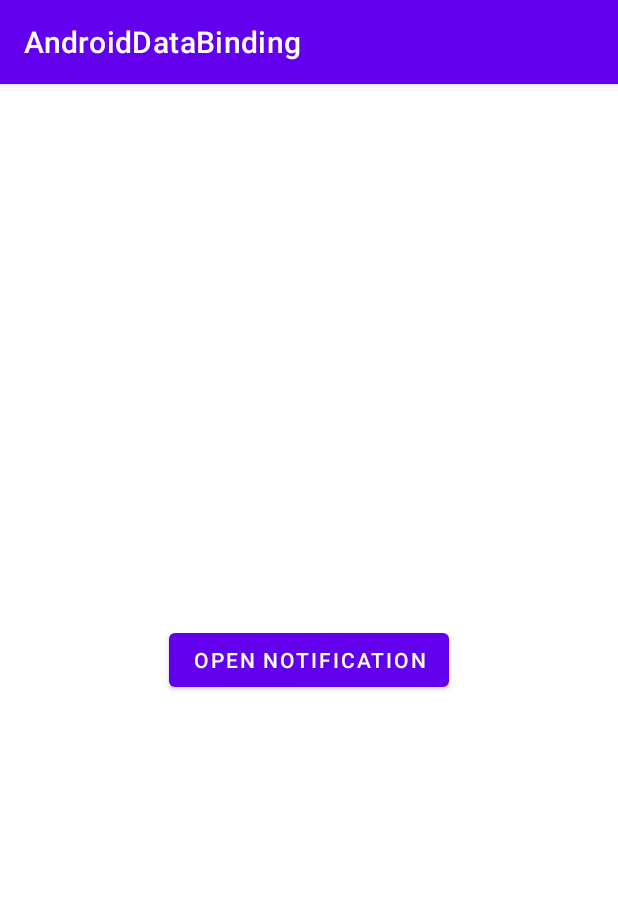
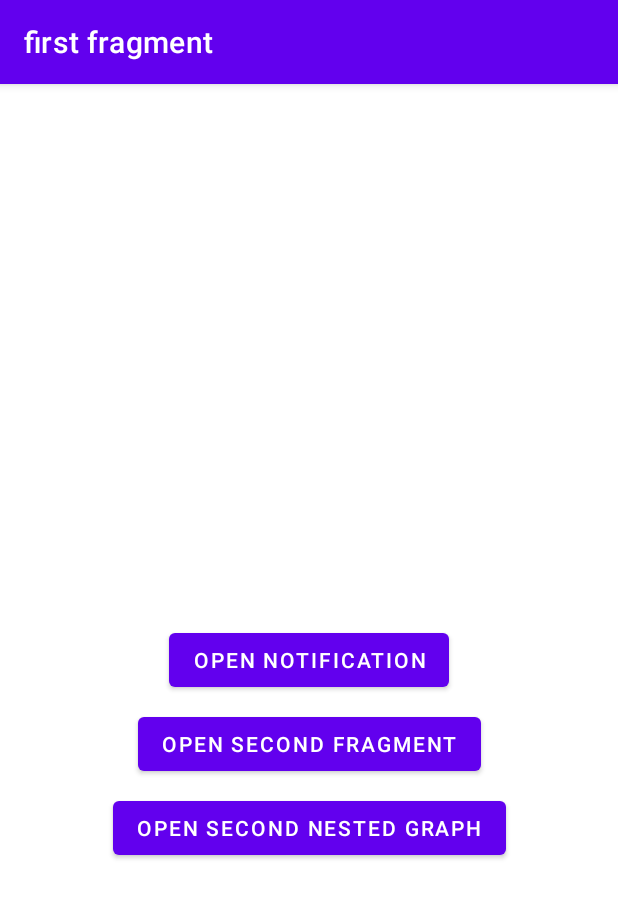
Before and after one commit to juarezRoberto/android-data-binding, an Android app: the screen it shows after launch (FirstActivity before the commit, StartActivity after it), after a tap on "OPEN NOTIFICATION", on a phone screen of 412 x 824 dp. Shown: the top 898 px of the screen. Run offline under Robolectric (Android 15) with nearby library versions, the phone set to English and light mode, and no system bars; our stand-ins replace data binding, navigation-ui.

Commit message:
:sparkles: implement nested graph

```diff
--- a/app/src/main/AndroidManifest.xml
+++ b/app/src/main/AndroidManifest.xml
@@ -15,7 +15,7 @@
         android:theme="@style/Theme.AndroidDataBinding"
         tools:targetApi="31">
         <activity
-            android:name=".FirstActivity"
+            android:name=".StartActivity"
             android:exported="true">
             <intent-filter>
                 <action android:name="android.intent.action.MAIN" />
--- a/app/src/main/java/com/juarez/android/databinding/FirstActivity.kt
+++ /dev/null
@@ -1,11 +0,0 @@
-package com.juarez.android.databinding
-
-import androidx.appcompat.app.AppCompatActivity
-import android.os.Bundle
-
-class FirstActivity : AppCompatActivity() {
-    override fun onCreate(savedInstanceState: Bundle?) {
-        super.onCreate(savedInstanceState)
-        setContentView(R.layout.activity_first)
-    }
-}
--- /dev/null
+++ b/app/src/main/java/com/juarez/android/databinding/StartActivity.kt
@@ -0,0 +1,40 @@
+package com.juarez.android.databinding
+
+import android.os.Bundle
+import androidx.appcompat.app.AppCompatActivity
+import androidx.databinding.DataBindingUtil
+import androidx.navigation.findNavController
+import androidx.navigation.fragment.NavHostFragment
+import androidx.navigation.ui.setupActionBarWithNavController
+import com.juarez.android.databinding.databinding.ActivityStartBinding
+
+class StartActivity : AppCompatActivity() {
+    private lateinit var binding: ActivityStartBinding
+
+    override fun onCreate(savedInstanceState: Bundle?) {
+        super.onCreate(savedInstanceState)
+        binding = DataBindingUtil.setContentView(this, R.layout.activity_start)
+
+        val navHostFragment = supportFragmentManager
+            .findFragmentById(binding.navHostFragment.id) as NavHostFragment
+        setupActionBarWithNavController(navHostFragment.navController)
+
+        val navController = navHostFragment.navController
+
+        navController.addOnDestinationChangedListener { _, destionation, _ ->
+            when (destionation.id) {
+                R.id.firstFragment -> {
+//                    window?.navigationBarColor = ContextCompat.getColor(this, R.color.teal_200)
+//                    window?.statusBarColor = ContextCompat.getColor(this, R.color.teal_200)
+                }
+                else -> Unit
+            }
+
+        }
+    }
+
+    override fun onSupportNavigateUp(): Boolean {
+        val navController = findNavController(binding.navHostFragment.id)
+        return navController.navigateUp() || super.onSupportNavigateUp()
+    }
+}
--- a/app/src/main/java/com/juarez/android/databinding/fragments/FirstFragment.kt
+++ b/app/src/main/java/com/juarez/android/databinding/fragments/FirstFragment.kt
@@ -2,6 +2,8 @@ package com.juarez.android.databinding.fragments
 
 import android.os.Bundle
 import android.view.View
+import androidx.core.os.bundleOf
+import androidx.navigation.findNavController
 import com.juarez.android.databinding.BaseFragment
 import com.juarez.android.databinding.R
 import com.juarez.android.databinding.databinding.FragmentFirstBinding
@@ -14,7 +16,20 @@ class FirstFragment : BaseFragment<FragmentFirstBinding>(R.layout.fragment_first
         super.onViewCreated(view, savedInstanceState)
 
         binding.btnOpenNotification.setOnClickListener {
-            Notification(requireContext()).show()
+            Notification(
+                requireContext(),
+                bundleOf("foo" to "foo", "bar" to "bar")
+            ).show()
+        }
+
+        binding.btnOpenSecondFragment.setOnClickListener {
+            val action = FirstFragmentDirections.actionFirstFragmentToSecondFragment("foo", "bar")
+            it.findNavController().navigate(action)
+        }
+
+        binding.btnOpenSecondNestedGraph.setOnClickListener {
+            val action = FirstFragmentDirections.actionFirstFragmentToSecondNavGraph()
+            it.findNavController().navigate(action)
         }
     }
 }
--- a/app/src/main/java/com/juarez/android/databinding/notifications/Notification.kt
+++ b/app/src/main/java/com/juarez/android/databinding/notifications/Notification.kt
@@ -3,12 +3,14 @@ package com.juarez.android.databinding.notifications
 import android.app.NotificationManager
 import android.app.PendingIntent
 import android.content.Context
+import android.os.Bundle
 import androidx.core.app.NotificationCompat
 import androidx.navigation.NavDeepLinkBuilder
 import com.juarez.android.databinding.R
 
 class Notification(
-    private val context: Context
+    private val context: Context,
+    private val args: Bundle
 ) {
     private val notificationManager =
         context.getSystemService(Context.NOTIFICATION_SERVICE) as NotificationManager
@@ -28,8 +30,9 @@ class Notification(
 
     private fun createIntentPending(): PendingIntent {
         return NavDeepLinkBuilder(context)
-            .setGraph(R.navigation.main_nav_graph)
-            .setDestination(R.id.secondFragment)
+            .setGraph(R.navigation.root_nav_graph)
+            .setDestination(R.id.thirdFragment)
+            .setArguments(args)
             .createPendingIntent()
     }
 }
--- a/app/src/main/res/layout/activity_first.xml
+++ /dev/null
@@ -1,21 +0,0 @@
-<?xml version="1.0" encoding="utf-8"?>
-<androidx.constraintlayout.widget.ConstraintLayout xmlns:android="http://schemas.android.com/apk/res/android"
-    xmlns:app="http://schemas.android.com/apk/res-auto"
-    xmlns:tools="http://schemas.android.com/tools"
-    android:layout_width="match_parent"
-    android:layout_height="match_parent"
-    tools:context=".FirstActivity">
-
-    <androidx.fragment.app.FragmentContainerView
-        android:id="@+id/nav_host"
-        android:layout_width="0dp"
-        android:layout_height="0dp"
-        app:defaultNavHost="true"
-        app:navGraph="@navigation/main_nav_graph"
-        android:name="androidx.navigation.fragment.NavHostFragment"
-        app:layout_constraintBottom_toBottomOf="parent"
-        app:layout_constraintEnd_toEndOf="parent"
-        app:layout_constraintStart_toStartOf="parent"
-        app:layout_constraintTop_toTopOf="parent" />
-
-</androidx.constraintlayout.widget.ConstraintLayout>
--- /dev/null
+++ b/app/src/main/res/layout/activity_start.xml
@@ -0,0 +1,28 @@
+<?xml version="1.0" encoding="utf-8"?>
+<layout xmlns:android="http://schemas.android.com/apk/res/android"
+    xmlns:app="http://schemas.android.com/apk/res-auto"
+    xmlns:tools="http://schemas.android.com/tools">
+
+    <data>
+
+    </data>
+
+    <androidx.constraintlayout.widget.ConstraintLayout
+        android:layout_width="match_parent"
+        android:layout_height="match_parent"
+        tools:context=".StartActivity">
+
+        <androidx.fragment.app.FragmentContainerView
+            android:id="@+id/nav_host_fragment"
+            android:layout_width="0dp"
+            android:layout_height="0dp"
+            app:defaultNavHost="true"
+            app:navGraph="@navigation/root_nav_graph"
+            android:name="androidx.navigation.fragment.NavHostFragment"
+            app:layout_constraintBottom_toBottomOf="parent"
+            app:layout_constraintEnd_toEndOf="parent"
+            app:layout_constraintStart_toStartOf="parent"
+            app:layout_constraintTop_toTopOf="parent" />
+
+    </androidx.constraintlayout.widget.ConstraintLayout>
+</layout>
--- a/app/src/main/res/layout/fragment_first.xml
+++ b/app/src/main/res/layout/fragment_first.xml
@@ -21,5 +21,25 @@
             app:layout_constraintEnd_toEndOf="parent"
             app:layout_constraintStart_toStartOf="parent"
             app:layout_constraintTop_toTopOf="parent" />
+
+        <Button
+            android:id="@+id/btnOpenSecondFragment"
+            android:layout_width="wrap_content"
+            android:layout_height="wrap_content"
+            android:layout_marginTop="8dp"
+            android:text="Open second fragment"
+            app:layout_constraintEnd_toEndOf="parent"
+            app:layout_constraintStart_toStartOf="parent"
+            app:layout_constraintTop_toBottomOf="@+id/btnOpenNotification" />
+
+        <Button
+            android:id="@+id/btnOpenSecondNestedGraph"
+            android:layout_width="wrap_content"
+            android:layout_height="wrap_content"
+            android:layout_marginTop="8dp"
+            android:text="open Second Nested Graph"
+            app:layout_constraintEnd_toEndOf="parent"
+            app:layout_constraintStart_toStartOf="parent"
+            app:layout_constraintTop_toBottomOf="@+id/btnOpenSecondFragment" />
     </androidx.constraintlayout.widget.ConstraintLayout>
 </layout>
--- a/app/src/main/res/navigation/main_nav_graph.xml
+++ /dev/null
@@ -1,18 +0,0 @@
-<?xml version="1.0" encoding="utf-8"?>
-<navigation xmlns:android="http://schemas.android.com/apk/res/android"
-    xmlns:app="http://schemas.android.com/apk/res-auto"
-    xmlns:tools="http://schemas.android.com/tools"
-    android:id="@+id/main_nav_graph"
-    app:startDestination="@id/firstFragment">
-
-    <fragment
-        android:id="@+id/firstFragment"
-        android:name="com.juarez.android.databinding.fragments.FirstFragment"
-        android:label="fragment_first"
-        tools:layout="@layout/fragment_first" />
-    <fragment
-        android:id="@+id/secondFragment"
-        android:name="com.juarez.android.databinding.fragments.SecondFragment"
-        android:label="fragment_second"
-        tools:layout="@layout/fragment_second" />
-</navigation>
--- /dev/null
+++ b/app/src/main/res/navigation/root_nav_graph.xml
@@ -0,0 +1,36 @@
+<?xml version="1.0" encoding="utf-8"?>
+<navigation xmlns:android="http://schemas.android.com/apk/res/android"
+    xmlns:app="http://schemas.android.com/apk/res-auto"
+    xmlns:tools="http://schemas.android.com/tools"
+    android:id="@+id/main_nav_graph"
+    app:startDestination="@id/firstFragment">
+
+    <fragment
+        android:id="@+id/firstFragment"
+        android:name="com.juarez.android.databinding.fragments.FirstFragment"
+        android:label="first fragment"
+        tools:layout="@layout/fragment_first">
+        <action
+            android:id="@+id/action_firstFragment_to_secondFragment"
+            app:destination="@id/secondFragment" />
+        <action
+            android:id="@+id/action_firstFragment_to_second_nav_graph"
+            app:destination="@id/second_nav_graph" />
+    </fragment>
+    <fragment
+        android:id="@+id/secondFragment"
+        android:name="com.juarez.android.databinding.fragments.SecondFragment"
+        android:label="second fragment"
+        tools:layout="@layout/fragment_second">
+        <argument
+            android:name="foo"
+            app:argType="string" />
+        <argument
+            android:name="bar"
+            app:argType="string" />
+    </fragment>
+
+    <include app:graph="@navigation/second_nav_graph" />
+    <include app:graph="@navigation/third_nav_graph" />
+
+</navigation>
--- /dev/null
+++ b/app/src/main/res/navigation/second_nav_graph.xml
@@ -0,0 +1,15 @@
+<?xml version="1.0" encoding="utf-8"?>
+<navigation xmlns:android="http://schemas.android.com/apk/res/android"
+    xmlns:app="http://schemas.android.com/apk/res-auto"
+    android:id="@+id/second_nav_graph"
+    app:startDestination="@id/thirdFragment">
+    <fragment
+        android:id="@+id/thirdFragment"
+        android:name="com.juarez.android.databinding.fragments.ThirdFragment"
+        android:label="third Fragment">
+        <action
+            android:id="@+id/action_thirdFragment_to_third_nav_graph"
+            app:destination="@id/third_nav_graph" />
+    </fragment>
+    <include app:graph="@navigation/third_nav_graph" />
+</navigation>
--- /dev/null
+++ b/app/src/main/res/navigation/third_nav_graph.xml
@@ -0,0 +1,11 @@
+<?xml version="1.0" encoding="utf-8"?>
+<navigation xmlns:android="http://schemas.android.com/apk/res/android"
+    xmlns:app="http://schemas.android.com/apk/res-auto"
+    android:id="@+id/third_nav_graph"
+    app:startDestination="@id/fourthFragment">
+
+    <fragment
+        android:id="@+id/fourthFragment"
+        android:name="com.juarez.android.databinding.fragments.FourthFragment"
+        android:label="fourth Fragment" />
+</navigation>
```
Also changed, not shown: app/src/main/java/com/juarez/android/databinding/fragments/FourthFragment.kt (added, +11 -0 lines), app/src/main/java/com/juarez/android/databinding/fragments/SecondFragment.kt (+12 -11 lines), app/src/main/java/com/juarez/android/databinding/fragments/ThirdFragment.kt (added, +21 -0 lines), app/src/main/res/layout/fragment_fourth.xml (added, +21 -0 lines), app/src/main/res/layout/fragment_third.xml (added, +26 -0 lines).
